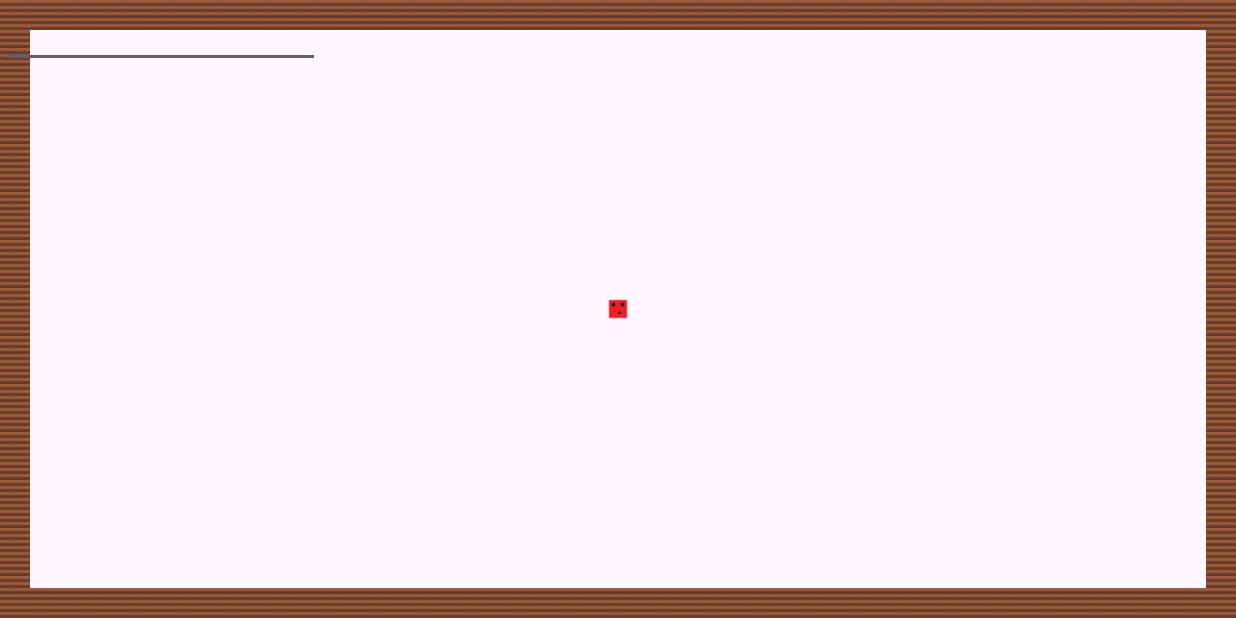
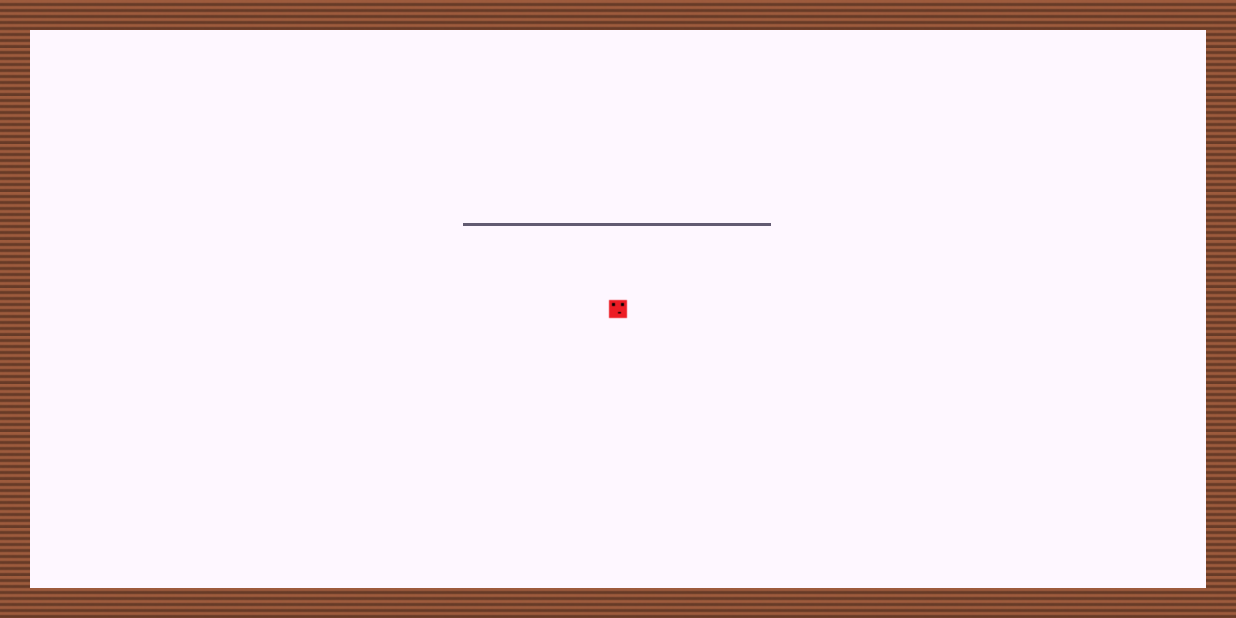
Before and after one commit to DominikPuner/Labyrinth, an Android app: the SinglePlayer screen opened directly, with no data from a screen before it, on a phone screen of 824 x 412 dp (held sideways). Run offline under Robolectric (Android 15) with nearby library versions, the phone set to English and light mode, and no system bars.

Commit message:
villeicht bewegen

```diff
--- a/app/src/main/res/layout/singleplayer_activity.xml
+++ b/app/src/main/res/layout/singleplayer_activity.xml
@@ -61,7 +61,11 @@
         android:layout_height="wrap_content"
         android:ems="10"
         android:inputType="text"
-        tools:layout_editor_absoluteX="261dp"
-        tools:layout_editor_absoluteY="122dp" />
+        app:layout_constraintBottom_toBottomOf="parent"
+        app:layout_constraintEnd_toEndOf="parent"
+        app:layout_constraintHorizontal_bias="0.499"
+        app:layout_constraintStart_toStartOf="parent"
+        app:layout_constraintTop_toTopOf="@+id/wallImageTop"
+        app:layout_constraintVertical_bias="0.306" />
 
 </androidx.constraintlayout.widget.ConstraintLayout>
```
Also changed, not shown: app/src/main/java/com/example/labyrinth/Character.java (+45 -2 lines), app/src/main/java/com/example/labyrinth/SinglePlayer.java (+13 -4 lines).
